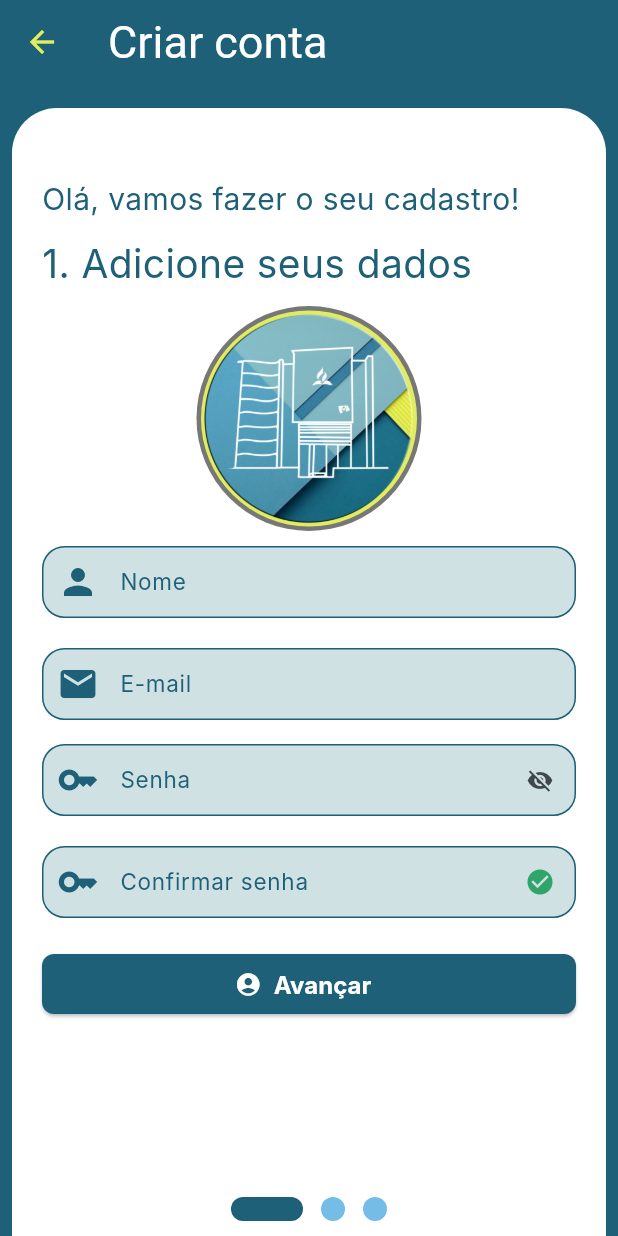
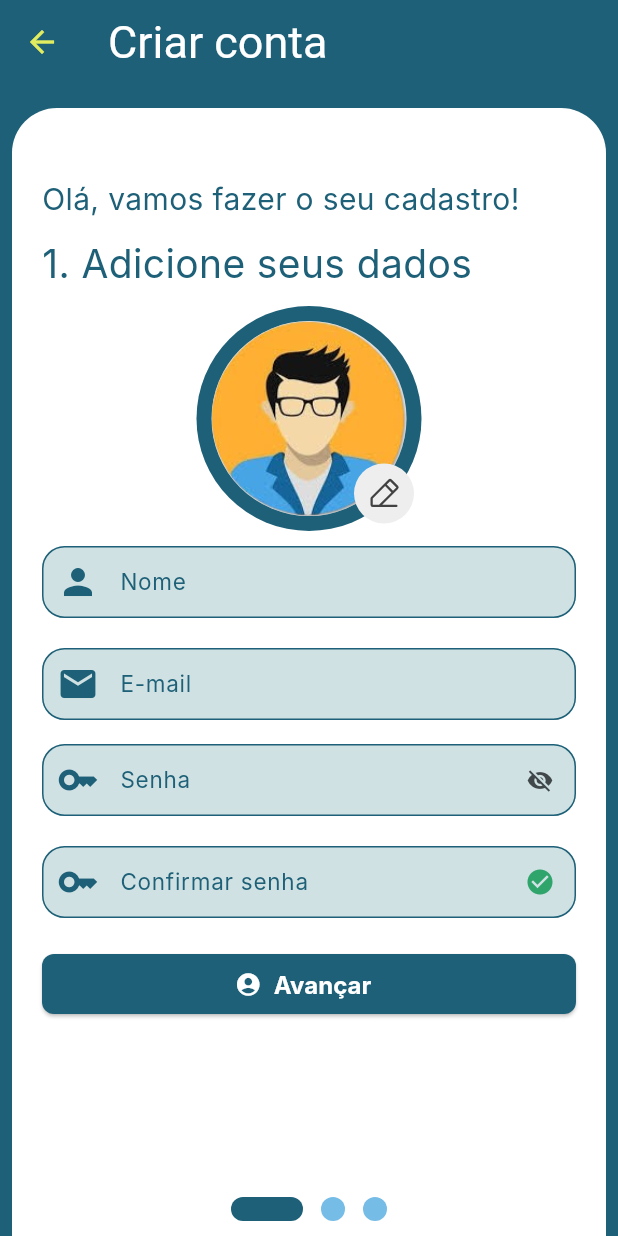
Before and after one commit to luizzlcs/seven_manager7, a Flutter app: the RegisterPage screen opened by its route, on a phone screen of 412 x 824 dp. Run offline on Flutter 3.47's test engine with Material 3 defaults, Android fonts, the phone set to English and light mode, and no system bars; drawn by our look-alikes of smooth_page_indicator; our stand-ins replace bordered_text, brasil_fields, firebase_auth, firebase_core, get_it, image_picker and 3 more; missing offline and left inert: validatorless; accounts and stored records are empty; generated files the repository leaves out were written again; network calls fail; Roboto replaces fonts that are missing (Inter).

Commit message:
Criado visualização de imagem para o perfil do usuário com ImagePicker.

```diff
--- /dev/null
+++ b/lib/src/core/widgets/imageProvider/image_profile_controller.dart
@@ -0,0 +1,24 @@
+import 'dart:io';
+
+import 'package:flutter/material.dart';
+import 'package:image_picker/image_picker.dart';
+
+class ImageProfileController with ChangeNotifier {
+  File? _imageFile;
+
+  File? get imageFile => _imageFile;
+
+  void clear(){
+    _imageFile = null;
+    notifyListeners();
+  }
+
+  void pick(ImageSource source) async {
+    final imagePicker = ImagePicker();
+    final pickedFile = await imagePicker.pickImage(source: source);
+    if (pickedFile != null) {
+      _imageFile = File(pickedFile.path);
+      notifyListeners();
+    }
+  }
+}
--- a/lib/src/core/widgets/imageProvider/image_provider_widget.dart
+++ b/lib/src/core/widgets/imageProvider/image_provider_widget.dart
@@ -1,26 +1,84 @@
+import 'dart:developer';
 import 'package:flutter/material.dart';
+import 'package:phosphor_flutter/phosphor_flutter.dart';
+import 'package:image_picker/image_picker.dart';
+import 'package:seven_manager/src/core/constants/app_images.dart';
+import 'package:seven_manager/src/core/injection/injection.dart';
 import 'package:seven_manager/src/core/theme/seven_manager_theme.dart';
+import 'package:seven_manager/src/core/widgets/imageProvider/image_profile_controller.dart';
+
+import 'modal_bottom_sheet.dart';
 
 class ImageLogoWidget extends StatelessWidget {
-  const ImageLogoWidget({
-    super.key,
-    required this.pathImage,
-  });
-
-  final String pathImage;
+  final ImageProfileController _imageController = getIt();
+  ImageLogoWidget({super.key});
 
   @override
   Widget build(BuildContext context) {
-    return CircleAvatar(
-      radius: 75,
-      backgroundColor: SevenManagerTheme.greyColor,
-      child: CircleAvatar(
-        radius: 72,
-        backgroundColor: SevenManagerTheme.greenYellow,
-        backgroundImage: pathImage.contains('https:')
-            ? NetworkImage(pathImage)
-            : AssetImage(pathImage),
-      ),
+    void showBottomSheet() {
+      showModalBottomSheet(
+        constraints: const BoxConstraints(maxWidth: 390),
+        backgroundColor: SevenManagerTheme.goldFusion,
+        context: context,
+        builder: (_) {
+          return OpcoesBottomSheet(
+            onGalleryTap: () {
+              Navigator.of(context).pop();
+              _imageController.pick(ImageSource.gallery);
+            },
+            onCameraTap: () {
+              Navigator.of(context).pop();
+              _imageController.pick(ImageSource.camera);
+            },
+            onRemoveTap: () {
+              Navigator.of(context).pop();
+              _imageController.clear();
+              log('Incrementar método de limparsssss URL da imagem');
+            },
+          );
+        },
+      );
+    }
+
+    return Stack(
+      children: [
+        CircleAvatar(
+          radius: 75,
+          backgroundColor: SevenManagerTheme.tealBlue,
+          child: AnimatedBuilder(
+            animation: _imageController,
+            builder: (context, child) {
+              return CircleAvatar(
+                radius: 65,
+                backgroundColor: Colors.grey[300],
+                backgroundImage: _imageController.imageFile != null
+                    ? FileImage(_imageController.imageFile!)
+                    : const AssetImage(
+                        AppImages.avatar,
+                      ),
+              );
+            },
+          ),
+        ),
+        Positioned(
+          bottom: 5,
+          right: 5,
+          child: CircleAvatar(
+            backgroundColor: Colors.grey[200],
+            child: IconButton(
+              onPressed: () {
+                showBottomSheet();
+              },
+              icon: Icon(
+                PhosphorIcons.pencilSimpleLine(
+                  PhosphorIconsStyle.regular,
+                ),
+              ),
+              color: Colors.grey[800],
+            ),
+          ),
+        ),
+      ],
     );
   }
 }
--- a/lib/src/pages/auth/register/pages/create_account_page.dart
+++ b/lib/src/pages/auth/register/pages/create_account_page.dart
@@ -1,15 +1,20 @@
+import 'dart:developer';
+
 import 'package:flutter/material.dart';
+import 'package:image_picker/image_picker.dart';
 import 'package:seven_manager/src/core/constants/app_images.dart';
 import 'package:seven_manager/src/core/constants/app_router.dart';
 import 'package:seven_manager/src/core/injection/injection.dart';
 import 'package:seven_manager/src/core/theme/seven_manager_theme.dart';
 import 'package:seven_manager/src/core/widgets/helpers/loader.dart';
 import 'package:seven_manager/src/core/widgets/helpers/messages.dart';
+import 'package:seven_manager/src/core/widgets/imageProvider/image_profile_controller.dart';
 import 'package:seven_manager/src/pages/auth/register/register_controller.dart';
 import 'package:validatorless/validatorless.dart';
 
 import '../../../../core/widgets/helpers/seven_loader.dart';
 import '../../../../core/widgets/imageProvider/image_provider_widget.dart';
+import '../../../../core/widgets/imageProvider/modal_bottom_sheet.dart';
 
 class CreateAccountPage extends StatefulWidget {
   const CreateAccountPage({super.key});
@@ -130,8 +135,8 @@ class _CreateAccountPageState extends State<CreateAccountPage> with Loader {
                         ),
                       ),
                       const SizedBox(height: 10),
-
-                      const ImageLogoWidget(pathImage: AppImages.logoIasd),
+                      ImageLogoWidget(),
+                      // const ImageLogoWidget(pathImage: AppImages.logoIasd),
                       const SizedBox(height: 10),
                       TextFormField(
                         controller: nameEC,
--- a/pubspec.yaml
+++ b/pubspec.yaml
@@ -44,6 +44,8 @@ dependencies:
   bordered_text: ^2.0.0
   smooth_page_indicator: ^1.2.0+3
   brasil_fields: ^1.15.0
+  image_picker: ^1.1.2
+  phosphor_flutter: ^2.1.0
 
 dev_dependencies:
   flutter_test:
```
Also changed, not shown: lib/src/core/widgets/imageProvider/modal_bottom_sheet.dart (added, +72 -0 lines), 5 other files.
